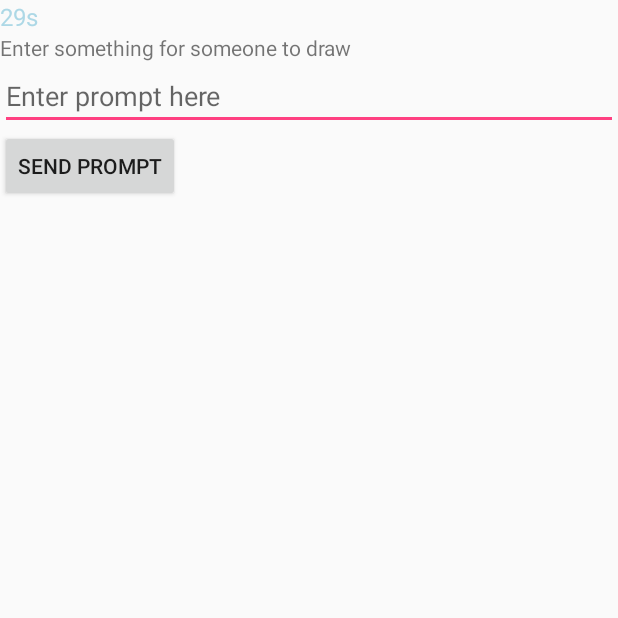
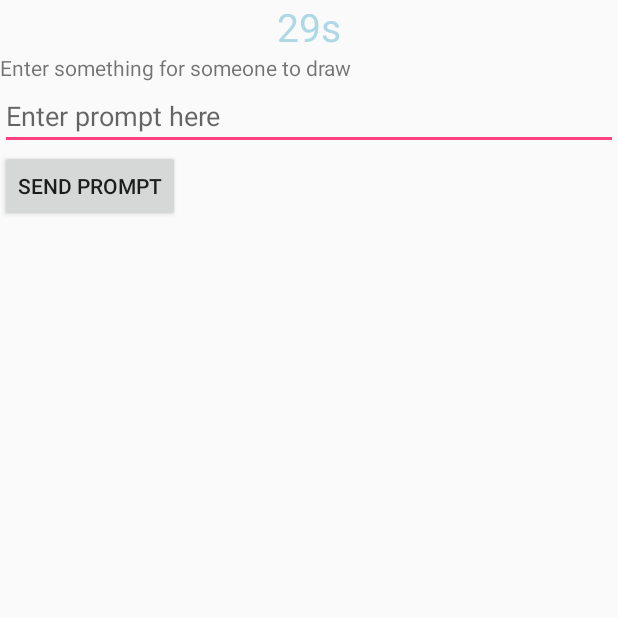
Before and after one commit to sarangjo/paper-telephone, an Android app: the GameActivity screen opened directly, with no data from a screen before it, on a phone screen of 412 x 824 dp, the top half of it. Run offline under Robolectric (Android 15) with nearby library versions, the phone set to English and light mode, and no system bars.

Commit message:
Small changes

```diff
--- a/PaperTelephone/app/src/main/java/com/cse461/a16au/papertelephone/game/GameActivity.java
+++ b/PaperTelephone/app/src/main/java/com/cse461/a16au/papertelephone/game/GameActivity.java
@@ -167,7 +167,7 @@ public class GameActivity extends FragmentActivity implements GameFragment.DataS
                             }
                             break;
                         case Constants.READ_PROMPT:
-                            Toast.makeText(GameActivity.this, "Text received!", Toast.LENGTH_SHORT).show();
+                            Toast.makeText(GameActivity.this, "Prompt received!", Toast.LENGTH_SHORT).show();
                             prompt = new String((byte[]) msg.obj);
                             if (isDone && unfinishedDeviceList.isEmpty()) {
                                 updateMode();
--- a/PaperTelephone/app/src/main/res/layout/activity_game.xml
+++ b/PaperTelephone/app/src/main/res/layout/activity_game.xml
@@ -6,15 +6,16 @@
     android:weightSum="1">
 
     <TextView
+        android:id="@+id/timer"
         android:layout_width="match_parent"
         android:layout_height="wrap_content"
-        android:textSize="16sp"
-        android:id="@+id/timer" />
+        android:gravity="center"
+        android:textSize="26sp" />
 
     <FrameLayout
+        android:id="@+id/game_fragment_container"
         android:layout_width="match_parent"
         android:layout_height="match_parent"
-        android:orientation="vertical"
-        android:id="@+id/game_fragment_container" />
+        android:orientation="vertical" />
 
 </LinearLayout>
```
